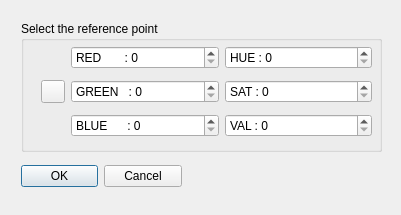
First picture: the form in HSVDialog.ui, repository ckeleshi/ptrans, before the edit.
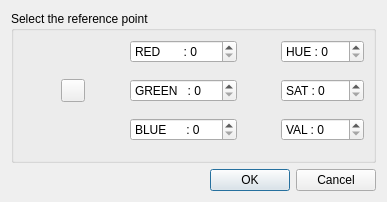
Second picture: the form after the edit. Icons and pictures are not drawn.

```diff
--- a/HSVDialog.ui
+++ b/HSVDialog.ui
@@ -6,8 +6,8 @@
    <rect>
     <x>0</x>
     <y>0</y>
-    <width>401</width>
-    <height>215</height>
+    <width>387</width>
+    <height>202</height>
    </rect>
   </property>
   <property name="sizePolicy">
@@ -19,180 +19,257 @@
   <property name="windowTitle">
    <string>HSV color setting</string>
   </property>
+  <property name="sizeGripEnabled">
+   <bool>false</bool>
+  </property>
   <layout class="QVBoxLayout" name="verticalLayout">
    <item>
-    <widget class="QWidget" name="widget" native="true">
-     <widget class="QWidget" name="layoutWidget">
-      <property name="geometry">
-       <rect>
-        <x>10</x>
-        <y>150</y>
-        <width>161</width>
-        <height>31</height>
-       </rect>
-      </property>
-      <layout class="QHBoxLayout" name="horizontalLayout_bottom">
-       <item>
-        <widget class="QDialogButtonBox" name="buttonBox">
-         <property name="orientation">
-          <enum>Qt::Horizontal</enum>
-         </property>
-         <property name="standardButtons">
-          <set>QDialogButtonBox::Cancel|QDialogButtonBox::Ok</set>
-         </property>
-        </widget>
-       </item>
-      </layout>
-     </widget>
-     <widget class="QWidget" name="horizontalLayoutWidget">
-      <property name="geometry">
-       <rect>
-        <x>10</x>
-        <y>10</y>
-        <width>361</width>
-        <height>131</height>
-       </rect>
-      </property>
-      <layout class="QHBoxLayout" name="horizontalLayout">
-       <item>
-        <widget class="QGroupBox" name="groupFirstPoint">
-         <property name="title">
-          <string>Select the reference point</string>
-         </property>
-         <widget class="QWidget" name="horizontalLayoutWidget_2">
-          <property name="geometry">
-           <rect>
-            <x>20</x>
-            <y>20</y>
-            <width>331</width>
-            <height>102</height>
-           </rect>
+    <layout class="QVBoxLayout" name="verticalLayout_5">
+     <item>
+      <widget class="QGroupBox" name="centerGroupBox">
+       <property name="title">
+        <string>Select the reference point </string>
+       </property>
+       <property name="flat">
+        <bool>true</bool>
+       </property>
+       <layout class="QGridLayout" name="gridLayout_3">
+        <item row="3" column="3">
+         <spacer name="verticalSpacer_6">
+          <property name="orientation">
+           <enum>Qt::Vertical</enum>
           </property>
-          <layout class="QHBoxLayout" name="horizontalLayout_2">
-           <item>
-            <widget class="QToolButton" name="pointPickingButton_first">
-             <property name="toolTip">
-              <string>Pick the plane center (click again to cancel)</string>
-             </property>
-             <property name="icon">
-              <iconset resource="../../../qCC/icones.qrc">
-               <normaloff>:/CC/images/ccPointPicking.png</normaloff>:/CC/images/ccPointPicking.png</iconset>
-             </property>
-             <property name="checkable">
-              <bool>true</bool>
-             </property>
-            </widget>
-           </item>
-           <item>
-            <layout class="QVBoxLayout" name="verticalLayout_2">
-             <item>
-              <widget class="QDoubleSpinBox" name="red_first">
-               <property name="prefix">
-                <string notr="true">RED       : </string>
-               </property>
-               <property name="decimals">
-                <number>0</number>
-               </property>
-               <property name="minimum">
-                <double>0.000000000000000</double>
-               </property>
-               <property name="maximum">
-                <double>255.000000000000000</double>
-               </property>
-              </widget>
-             </item>
-             <item>
-              <widget class="QDoubleSpinBox" name="green_first">
-               <property name="prefix">
-                <string notr="true">GREEN   : </string>
-               </property>
-               <property name="decimals">
-                <number>0</number>
-               </property>
-               <property name="minimum">
-                <double>0.000000000000000</double>
-               </property>
-               <property name="maximum">
-                <double>255.000000000000000</double>
-               </property>
-              </widget>
-             </item>
-             <item>
-              <widget class="QDoubleSpinBox" name="blue_first">
-               <property name="prefix">
-                <string notr="true">BLUE      : </string>
-               </property>
-               <property name="decimals">
-                <number>0</number>
-               </property>
-               <property name="minimum">
-                <double>0.000000000000000</double>
-               </property>
-               <property name="maximum">
-                <double>255.000000000000000</double>
-               </property>
-              </widget>
-             </item>
-            </layout>
-           </item>
-           <item>
-            <layout class="QVBoxLayout" name="verticalLayout_3">
-             <item>
-              <widget class="QDoubleSpinBox" name="hue_first">
-               <property name="prefix">
-                <string notr="true">HUE : </string>
-               </property>
-               <property name="decimals">
-                <number>0</number>
-               </property>
-               <property name="minimum">
-                <double>0.000000000000000</double>
-               </property>
-               <property name="maximum">
-                <double>255.000000000000000</double>
-               </property>
-              </widget>
-             </item>
-             <item>
-              <widget class="QDoubleSpinBox" name="sat_first">
-               <property name="prefix">
-                <string notr="true">SAT : </string>
-               </property>
-               <property name="decimals">
-                <number>0</number>
-               </property>
-               <property name="minimum">
-                <double>0.000000000000000</double>
-               </property>
-               <property name="maximum">
-                <double>255.000000000000000</double>
-               </property>
-              </widget>
-             </item>
-             <item>
-              <widget class="QDoubleSpinBox" name="val_first">
-               <property name="prefix">
-                <string notr="true">VAL : </string>
-               </property>
-               <property name="decimals">
-                <number>0</number>
-               </property>
-               <property name="minimum">
-                <double>0.000000000000000</double>
-               </property>
-               <property name="maximum">
-                <double>255.000000000000000</double>
-               </property>
-              </widget>
-             </item>
-            </layout>
-           </item>
-          </layout>
+          <property name="sizeType">
+           <enum>QSizePolicy::Expanding</enum>
+          </property>
+          <property name="sizeHint" stdset="0">
+           <size>
+            <width>20</width>
+            <height>10</height>
+           </size>
+          </property>
+         </spacer>
+        </item>
+        <item row="4" column="4">
+         <spacer name="horizontalSpacer_7">
+          <property name="orientation">
+           <enum>Qt::Horizontal</enum>
+          </property>
+          <property name="sizeHint" stdset="0">
+           <size>
+            <width>40</width>
+            <height>20</height>
+           </size>
+          </property>
+         </spacer>
+        </item>
+        <item row="2" column="5">
+         <widget class="QDoubleSpinBox" name="sat_first">
+          <property name="prefix">
+           <string notr="true">SAT : </string>
+          </property>
+          <property name="decimals">
+           <number>0</number>
+          </property>
+          <property name="minimum">
+           <double>0.000000000000000</double>
+          </property>
+          <property name="maximum">
+           <double>255.000000000000000</double>
+          </property>
          </widget>
-        </widget>
-       </item>
-      </layout>
-     </widget>
+        </item>
+        <item row="0" column="3">
+         <widget class="QDoubleSpinBox" name="red">
+          <property name="prefix">
+           <string notr="true">RED       : </string>
+          </property>
+          <property name="decimals">
+           <number>0</number>
+          </property>
+          <property name="minimum">
+           <double>0.000000000000000</double>
+          </property>
+          <property name="maximum">
+           <double>255.000000000000000</double>
+          </property>
+         </widget>
+        </item>
+        <item row="4" column="3">
+         <widget class="QDoubleSpinBox" name="blue">
+          <property name="prefix">
+           <string notr="true">BLUE      : </string>
+          </property>
+          <property name="decimals">
+           <number>0</number>
+          </property>
+          <property name="minimum">
+           <double>0.000000000000000</double>
+          </property>
+          <property name="maximum">
+           <double>255.000000000000000</double>
+          </property>
+         </widget>
+        </item>
+        <item row="5" column="3">
+         <spacer name="verticalSpacer_9">
+          <property name="orientation">
+           <enum>Qt::Vertical</enum>
+          </property>
+          <property name="sizeType">
+           <enum>QSizePolicy::Expanding</enum>
+          </property>
+          <property name="sizeHint" stdset="0">
+           <size>
+            <width>20</width>
+            <height>10</height>
+           </size>
+          </property>
+         </spacer>
+        </item>
+        <item row="0" column="4">
+         <spacer name="horizontalSpacer_2">
+          <property name="orientation">
+           <enum>Qt::Horizontal</enum>
+          </property>
+          <property name="sizeHint" stdset="0">
+           <size>
+            <width>40</width>
+            <height>20</height>
+           </size>
+          </property>
+         </spacer>
+        </item>
+        <item row="2" column="3">
+         <widget class="QDoubleSpinBox" name="green">
+          <property name="prefix">
+           <string notr="true">GREEN   : </string>
+          </property>
+          <property name="decimals">
+           <number>0</number>
+          </property>
+          <property name="minimum">
+           <double>0.000000000000000</double>
+          </property>
+          <property name="maximum">
+           <double>255.000000000000000</double>
+          </property>
+         </widget>
+        </item>
+        <item row="1" column="3">
+         <spacer name="verticalSpacer_5">
+          <property name="orientation">
+           <enum>Qt::Vertical</enum>
+          </property>
+          <property name="sizeType">
+           <enum>QSizePolicy::Expanding</enum>
+          </property>
+          <property name="sizeHint" stdset="0">
+           <size>
+            <width>20</width>
+            <height>10</height>
+           </size>
+          </property>
+         </spacer>
+        </item>
+        <item row="0" column="5">
+         <widget class="QDoubleSpinBox" name="hue_first">
+          <property name="prefix">
+           <string notr="true">HUE : </string>
+          </property>
+          <property name="decimals">
+           <number>0</number>
+          </property>
+          <property name="minimum">
+           <double>0.000000000000000</double>
+          </property>
+          <property name="maximum">
+           <double>255.000000000000000</double>
+          </property>
+         </widget>
+        </item>
+        <item row="2" column="4">
+         <spacer name="horizontalSpacer_3">
+          <property name="orientation">
+           <enum>Qt::Horizontal</enum>
+          </property>
+          <property name="sizeHint" stdset="0">
+           <size>
+            <width>40</width>
+            <height>20</height>
+           </size>
+          </property>
+         </spacer>
+        </item>
+        <item row="2" column="2">
+         <spacer name="horizontalSpacer_5">
+          <property name="orientation">
+           <enum>Qt::Horizontal</enum>
+          </property>
+          <property name="sizeHint" stdset="0">
+           <size>
+            <width>40</width>
+            <height>20</height>
+           </size>
+          </property>
+         </spacer>
+        </item>
+        <item row="2" column="0">
+         <spacer name="horizontalSpacer_6">
+          <property name="orientation">
+           <enum>Qt::Horizontal</enum>
+          </property>
+          <property name="sizeHint" stdset="0">
+           <size>
+            <width>40</width>
+            <height>20</height>
+           </size>
+          </property>
+         </spacer>
+        </item>
+        <item row="2" column="1">
+         <widget class="QToolButton" name="pointPickingButton_first">
+          <property name="toolTip">
+           <string>Pick the plane center (click again to cancel)</string>
+          </property>
+          <property name="icon">
+           <iconset resource="../../../qCC/icones.qrc">
+            <normaloff>:/CC/images/ccPointPicking.png</normaloff>:/CC/images/ccPointPicking.png</iconset>
+          </property>
+          <property name="checkable">
+           <bool>true</bool>
+          </property>
+         </widget>
+        </item>
+        <item row="4" column="5">
+         <widget class="QDoubleSpinBox" name="val_first">
+          <property name="prefix">
+           <string notr="true">VAL : </string>
+          </property>
+          <property name="decimals">
+           <number>0</number>
+          </property>
+          <property name="minimum">
+           <double>0.000000000000000</double>
+          </property>
+          <property name="maximum">
+           <double>255.000000000000000</double>
+          </property>
+         </widget>
+        </item>
+       </layout>
+      </widget>
+     </item>
+    </layout>
+   </item>
+   <item>
+    <widget class="QDialogButtonBox" name="buttonBox">
+     <property name="orientation">
+      <enum>Qt::Horizontal</enum>
+     </property>
+     <property name="standardButtons">
+      <set>QDialogButtonBox::Cancel|QDialogButtonBox::Ok</set>
+     </property>
     </widget>
    </item>
   </layout>
```
